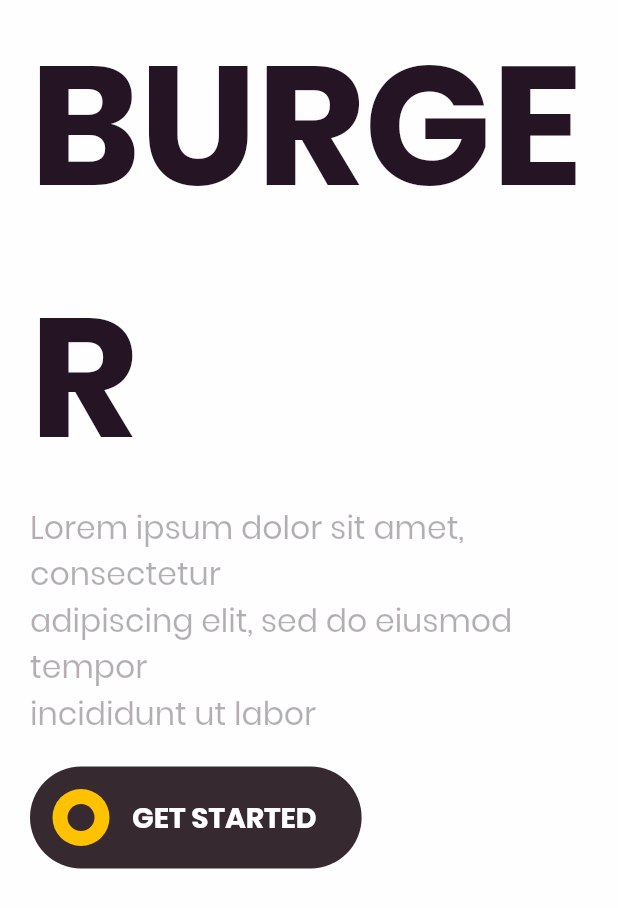
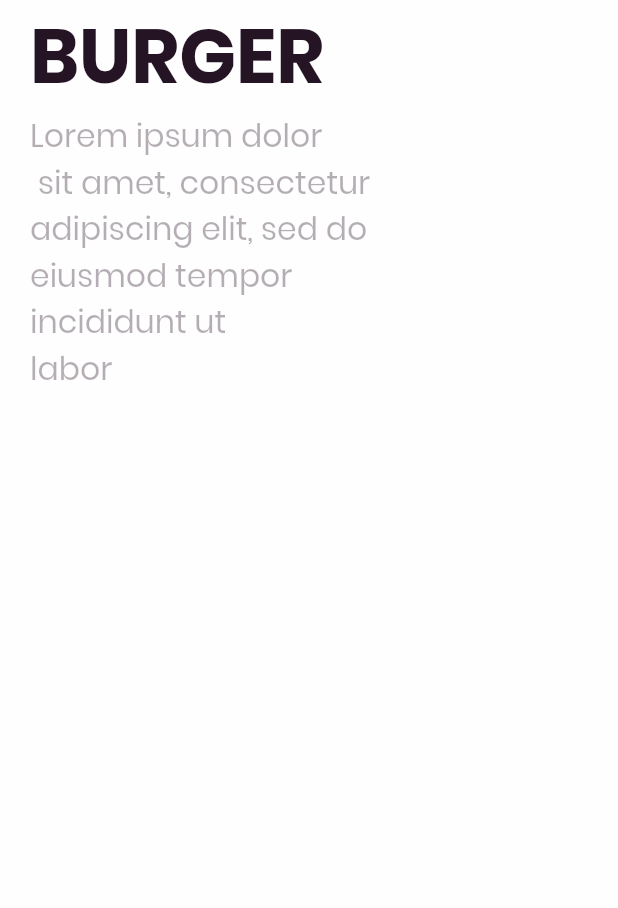
Before and after one commit to Lehoanga/08_DH_TMDT_0850070003_LeHoangAnh_THBuoi3, a Flutter app: the Body widget shown alone on an empty page, opened directly, on a phone screen of 412 x 824 dp. Shown: the top 908 px of the screen. Run offline on Flutter 3.47's test engine with Material 2 defaults, Android fonts, the phone set to English and light mode, and no system bars; our stand-ins replace flutter_svg, google_fonts.

Commit message:
Initial Commit

```diff
--- a/bai1/lib/main.dart
+++ b/bai1/lib/main.dart
@@ -64,11 +64,11 @@ class _HomeScreenState extends State<HomeScreen> {
         controller: controller,
         child: Column(
           children: <Widget>[
-            MyHeader(
+            const MyHeader(
               image: "assets/icons/Drcorona.svg",
               textTop: "All you need",
               textBottom: "is stay at home.",
-              offset: offset,
+              offset: 0,
             ),
             Container(
               margin: const EdgeInsets.symmetric(horizontal: 20),
--- a/bai3/lib/Screens/Home/Components/app_bar.dart
+++ b/bai3/lib/Screens/Home/Components/app_bar.dart
@@ -8,6 +8,7 @@ class CustomAppBar extends StatelessWidget {
   @override
   Widget build(BuildContext context) {
     return Container(
+      alignment: Alignment.center,
       margin: const EdgeInsets.all(20),
       padding: const EdgeInsets.all(20),
       decoration: BoxDecoration(
@@ -21,7 +22,8 @@ class CustomAppBar extends StatelessWidget {
           ),
         ],
       ),
-      child: Row(
+      child: Wrap(
+        alignment: WrapAlignment.center,
         children: <Widget>[
           Image.asset(
             "assets/images/logo.png",
--- a/bai3/lib/Screens/Home/Components/body.dart
+++ b/bai3/lib/Screens/Home/Components/body.dart
@@ -15,55 +15,19 @@ class Body extends StatelessWidget {
             style: Theme.of(context).textTheme.displayLarge?.copyWith(
               color: kTextcolor,
               fontWeight: FontWeight.bold,
+              fontSize: 50, // Set your desired font size here
             ),
           ),
           Text(
-            "Lorem ipsum dolor sit amet, consectetur \nadipiscing elit, sed do eiusmod tempor \nincididunt ut labor",
+            "Lorem ipsum dolor\n sit amet, consectetur \nadipiscing elit, sed do \neiusmod tempor \nincididunt ut \nlabor",
             style: TextStyle(
               fontSize: 21,
               color: kTextcolor.withOpacity(0.34),
             ),
           ),
-          FittedBox(
-            // Now it just take the required spaces
-            child: Container(
-              margin: const EdgeInsets.symmetric(vertical: 20),
-              padding: const EdgeInsets.all(15),
-              decoration: BoxDecoration(
-                color: const Color(0xFF372930),
-                borderRadius: BorderRadius.circular(34),
-              ),
-              child: Row(
-                children: <Widget>[
-                  Container(
-                    padding: const EdgeInsets.all(10),
-                    height: 38,
-                    width: 38,
-                    decoration: const BoxDecoration(
-                      color: kPrimaryColor,
-                      shape: BoxShape.circle,
-                    ),
-                    child: Container(
-                      decoration: const BoxDecoration(
-                        color: Color(0xFF372930),
-                        shape: BoxShape.circle,
-                      ),
-                    ),
-                  ),
-                  const SizedBox(width: 15),
-                  Text(
-                    "Get Started".toUpperCase(),
-                    style: const TextStyle(
-                      color: Colors.white,
-                      fontWeight: FontWeight.bold,
-                      fontSize: 19,
-                    ),
-                  ),
-                  const SizedBox(width: 15),
-                ],
-              ),
-            ),
-          )
+
+
+
         ],
       ),
     );
```
Also changed, not shown: bai3/lib/Screens/Home/home_screen.dart (+50 -6 lines).
